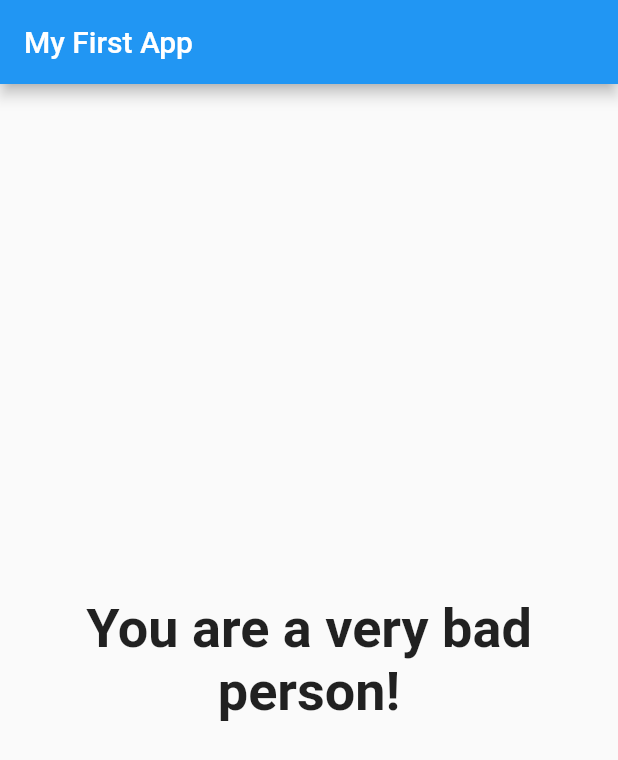
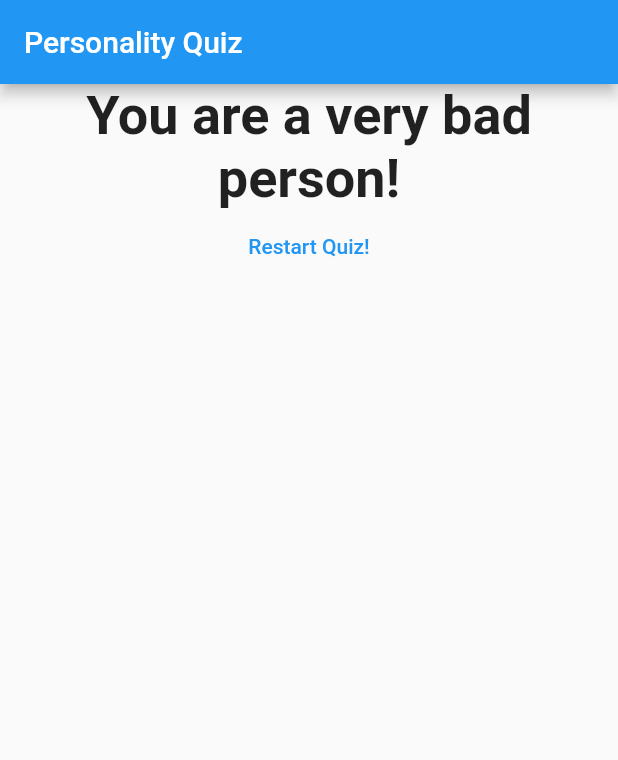
Before and after one commit to JosipRadnik/PersonalityQuiz, a Flutter app: the screen it shows after launch, after a tap on "Black", after a tap on "Snake", after a tap on "Stalin", on a phone screen of 412 x 824 dp. Shown: the top 760 px of the screen. Run offline on Flutter 3.47's test engine with Material 2 defaults, Android fonts, the phone set to English and light mode, and no system bars.

Commit message:
QuizApp Commit #9 - reset button

```diff
--- a/lib/main.dart
+++ b/lib/main.dart
@@ -49,6 +49,13 @@ class _MyAppState extends State<MyApp> {
   var _questionIndex = 0;
   var _totalScore = 0;
 
+  void _resetQuiz() {
+    setState(() {
+      _questionIndex = 0;
+      _totalScore = 0;
+    });
+  }
+
   void _answerQuestion(int score) {
     // Score Calculator
     _totalScore += score;
@@ -78,7 +85,7 @@ class _MyAppState extends State<MyApp> {
     return MaterialApp(
       home: Scaffold(
         appBar: AppBar(
-          title: Text('My First App'),
+          title: Text('Personality Quiz'),
         ),
         body: _questionIndex < _questions.length
             ? Quiz(
@@ -86,7 +93,7 @@ class _MyAppState extends State<MyApp> {
                 questionIndex: _questionIndex,
                 questions: _questions,
               )
-            : Result(_totalScore),
+            : Result(_totalScore, _resetQuiz),
       ),
     );
   }
--- a/lib/quiz.dart
+++ b/lib/quiz.dart
@@ -21,8 +21,7 @@ class Quiz extends StatelessWidget {
         Question(
           questions[questionIndex]['questionText'],
         ),
-        ...(questions[questionIndex]['answers'] as List<Map<String, Object>>)
-            .map((answer) {
+        ...(questions[questionIndex]['answers'] as List<Map<String, Object>>).map((answer) {
           return Answer(() => answerQuestion(answer['score']), answer['text']);
         }).toList()
       ],
--- a/lib/result.dart
+++ b/lib/result.dart
@@ -2,8 +2,9 @@ import 'package:flutter/material.dart';
 
 class Result extends StatelessWidget {
   final int resultScore;
+  final Function resetHandler;
 
-  Result(this.resultScore);
+  Result(this.resultScore, this.resetHandler);
 
   //Getter
   String get resultPhrase {
@@ -24,10 +25,22 @@ class Result extends StatelessWidget {
   @override
   Widget build(BuildContext context) {
     return Center(
-      child: Text(
-        resultPhrase,
-        style: TextStyle(fontSize: 36, fontWeight: FontWeight.bold),
-        textAlign: TextAlign.center,
+      child: Column(
+        children: <Widget> [
+          Text(
+            resultPhrase,
+            style: TextStyle(fontSize: 36, fontWeight: FontWeight.bold),
+            textAlign: TextAlign.center,
+          ),
+          // Button
+          FlatButton(
+            child: Text(
+              'Restart Quiz!',
+            ),
+            textColor: Colors.blue,
+            onPressed: resetHandler,
+          ),
+        ],
       ),
     );
   }
```
